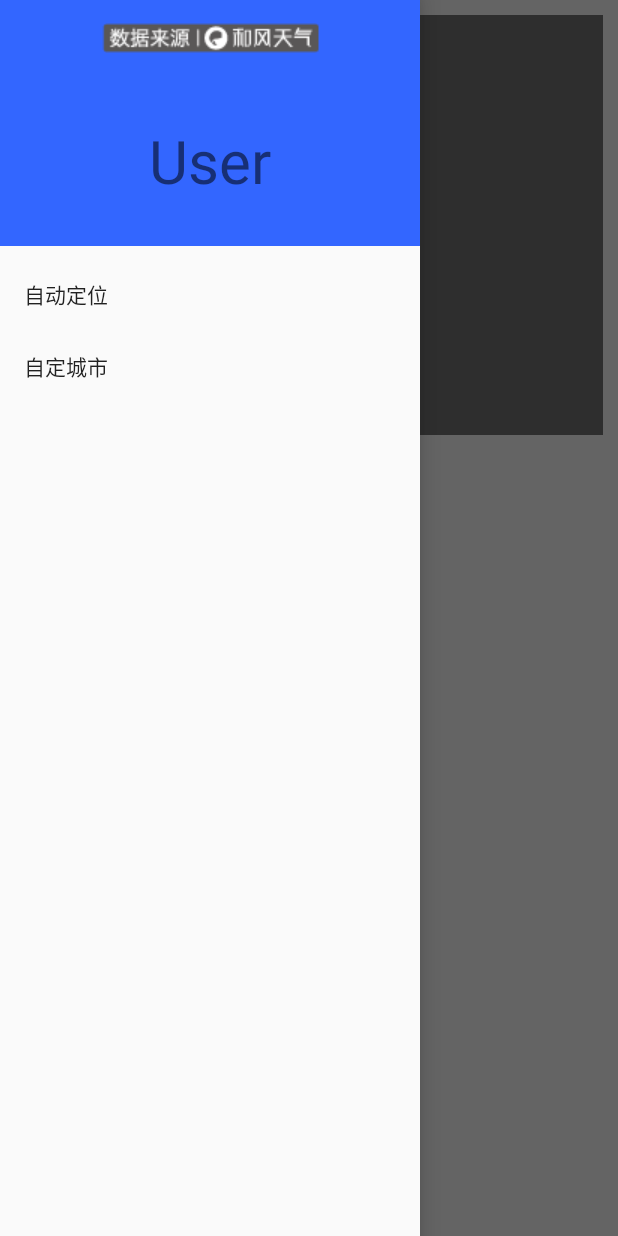
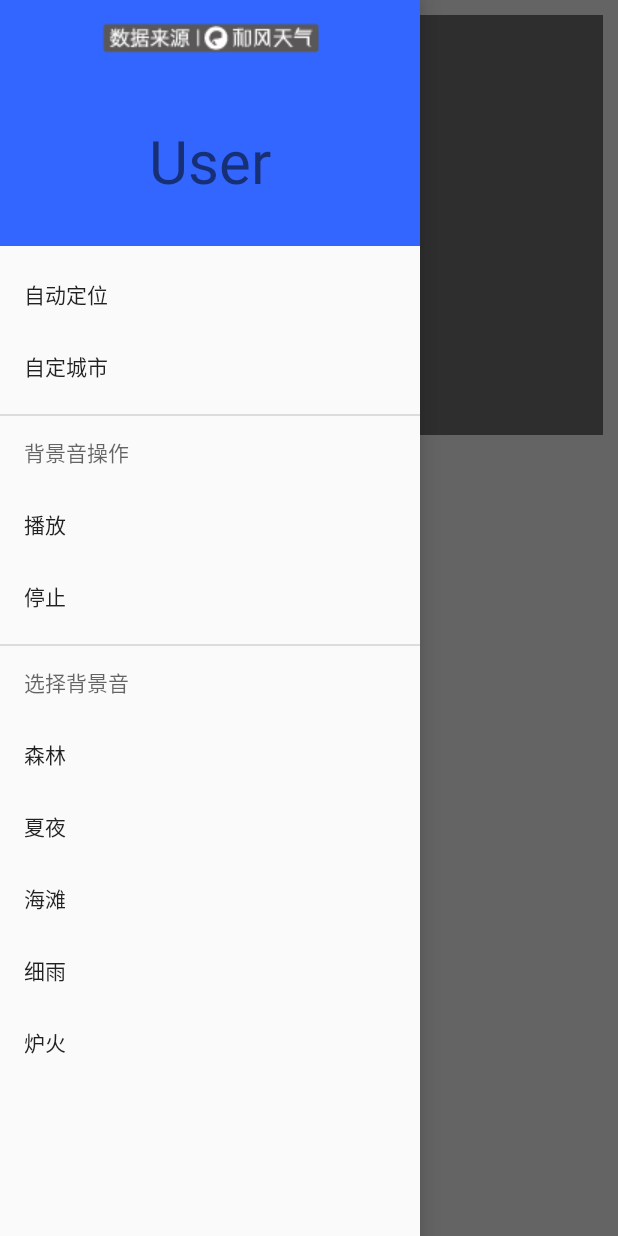
Before and after one commit to HAHH9527/MyWeather_Tang, an Android app: the screen it shows after launch (WeatherActivity), with the side drawer open, on a phone screen of 412 x 824 dp. Run offline under Robolectric (Android 15) with nearby library versions, the phone set to English and light mode, and no system bars; libraries missing offline, so code that uses them is left out: com.amap.api; pictures from the network do not load.

Commit message:
0702 修正NavigationView menu

```diff
--- a/app/src/main/res/menu/nav_menu.xml
+++ b/app/src/main/res/menu/nav_menu.xml
@@ -1,11 +1,48 @@
 <?xml version="1.0" encoding="utf-8"?>
 <menu xmlns:android="http://schemas.android.com/apk/res/android">
 
+    <group android:id="@+id/nav_menu_location">
         <item
             android:id="@+id/item_setAutoLocation"
             android:title="自动定位"></item>
         <item
             android:id="@+id/item_setCity"
             android:title="自定城市"></item>
+    </group>
+
+    <group android:id="@+id/nav_menu_bgm">
+        <item android:title="背景音操作">
+            <menu>
+                <item
+                    android:id="@+id/bgm_play"
+                    android:title="播放"></item>
+                <item
+                    android:id="@+id/bgm_stop"
+                    android:title="停止"></item>
+            </menu>
+        </item>
+    </group>
+
+    <group android:id="@+id/nav_menu_bgmSelect">
+        <item android:title="选择背景音">
+            <menu>
+                <item
+                    android:id="@+id/bgm_s1"
+                    android:title="森林"></item>
+                <item
+                    android:id="@+id/bgm_s2"
+                    android:title="夏夜"></item>
+                <item
+                    android:id="@+id/bgm_s3"
+                    android:title="海滩"></item>
+                <item
+                    android:id="@+id/bgm_s4"
+                    android:title="细雨"></item>
+                <item
+                    android:id="@+id/bgm_s5"
+                    android:title="炉火"></item>
+            </menu>
+        </item>
+    </group>
 
 </menu>
```
Lines whose indentation alone changed are shown as unchanged.
